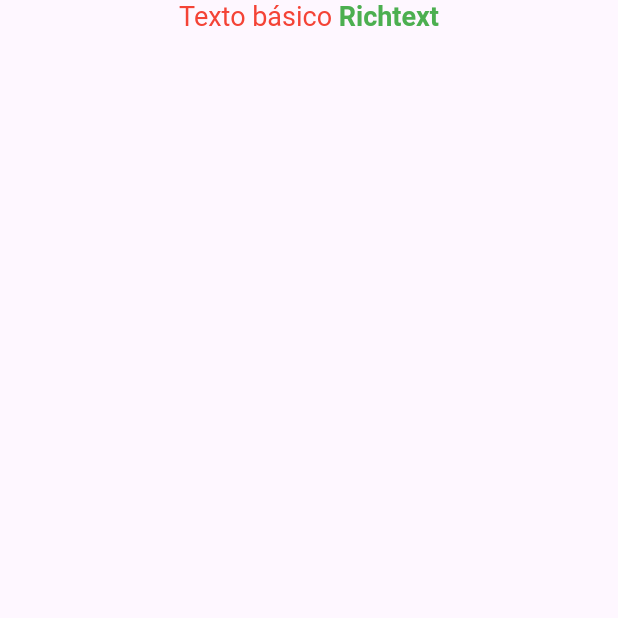
After one commit to fr4nsgallegos/imcappg10, a Flutter app: the screen it shows after launch, on a phone screen of 412 x 824 dp, the top half of it. The commit adds this screen. Run offline on Flutter 3.47's test engine with Material 3 defaults, Android fonts, the phone set to English and light mode, and no system bars.

Commit message:
init rich text

```diff
--- a/lib/main.dart
+++ b/lib/main.dart
@@ -1,10 +1,11 @@
 import 'package:flutter/material.dart';
 import 'package:imcappg10/pages/home_page.dart';
+import 'package:imcappg10/pages/rich_text_page.dart';
 
 void main() {
   runApp(
     MaterialApp(
-      home: HomePage(),
+      home: RichTextPage(),
       debugShowCheckedModeBanner: false,
     ),
   );
--- /dev/null
+++ b/lib/pages/rich_text_page.dart
@@ -0,0 +1,35 @@
+import 'package:flutter/material.dart';
+
+class RichTextPage extends StatelessWidget {
+  @override
+  Widget build(BuildContext context) {
+    return SafeArea(
+      child: Scaffold(
+        body: Center(
+          child: Column(
+            children: [
+              RichText(
+                text: TextSpan(
+                  text: "Texto básico ",
+                  style: TextStyle(
+                    color: Colors.red,
+                    fontSize: 18,
+                  ),
+                  children: [
+                    TextSpan(
+                      text: "Richtext",
+                      style: TextStyle(
+                        fontWeight: FontWeight.bold,
+                        color: Colors.green,
+                      ),
+                    ),
+                  ],
+                ),
+              ),
+            ],
+          ),
+        ),
+      ),
+    );
+  }
+}
```
